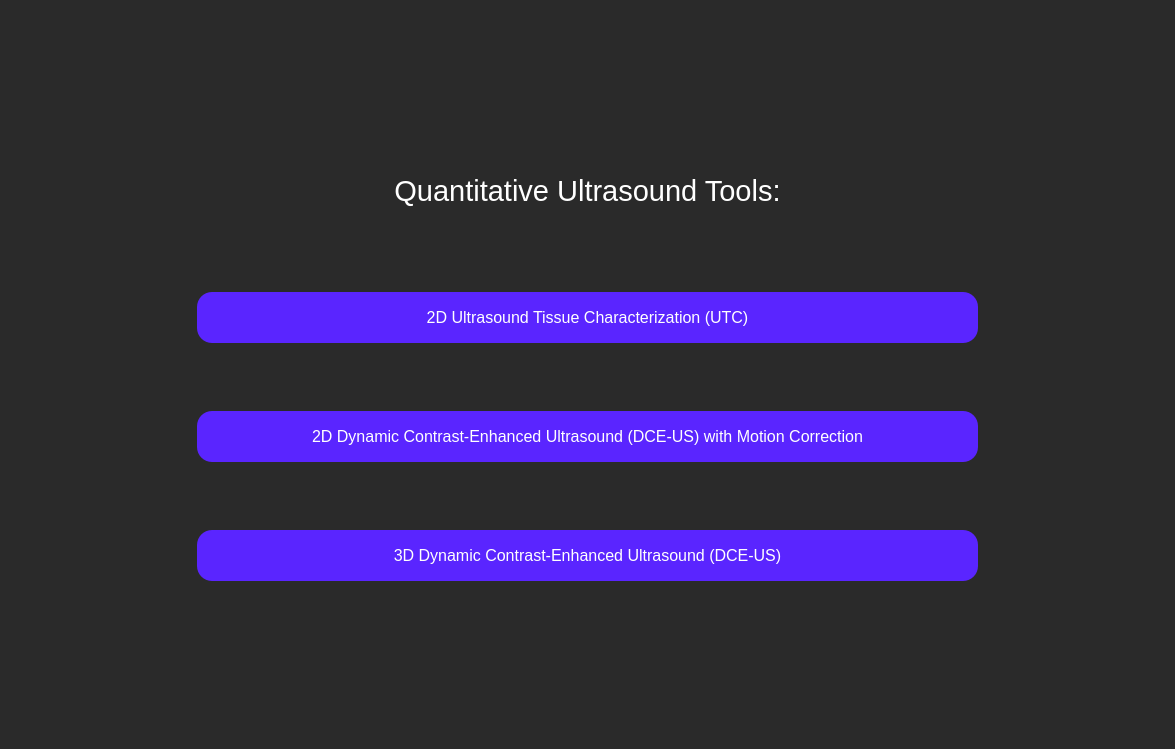
Qt form welcome.ui (azifan/Qultra) before a commit.
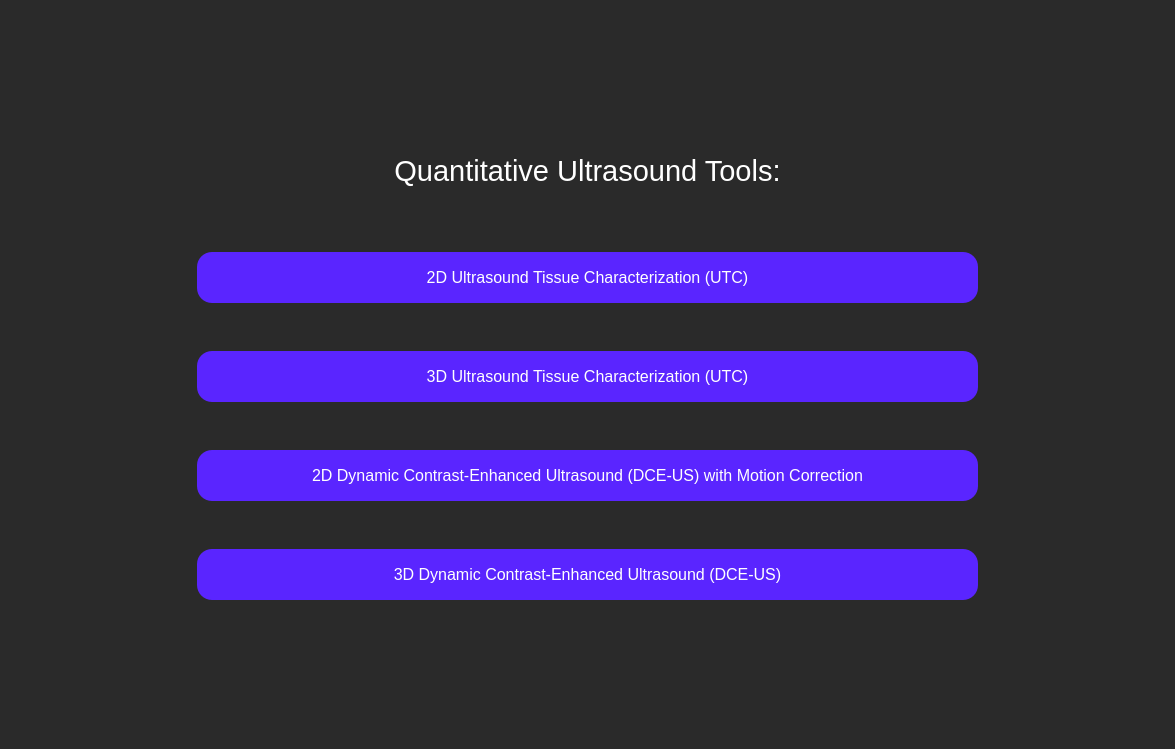
The same form after that commit.

```diff
--- a/welcome.ui
+++ b/welcome.ui
@@ -108,6 +108,30 @@
       </property>
      </widget>
     </item>
+    <item>
+     <widget class="QPushButton" name="utc3dButton">
+      <property name="minimumSize">
+       <size>
+        <width>0</width>
+        <height>51</height>
+       </size>
+      </property>
+      <property name="toolTip">
+       <string>&lt;html&gt;&lt;head/&gt;&lt;body&gt;&lt;p&gt;&lt;br/&gt;&lt;/p&gt;&lt;/body&gt;&lt;/html&gt;</string>
+      </property>
+      <property name="styleSheet">
+       <string notr="true">QPushButton {
+	color: white;
+	font-size: 16px;
+	background: rgb(90, 37, 255);
+	border-radius: 15px;
+}</string>
+      </property>
+      <property name="text">
+       <string>3D Ultrasound Tissue Characterization (UTC)</string>
+      </property>
+     </widget>
+    </item>
     <item>
      <widget class="QPushButton" name="dceus2dButton">
       <property name="minimumSize">
```
